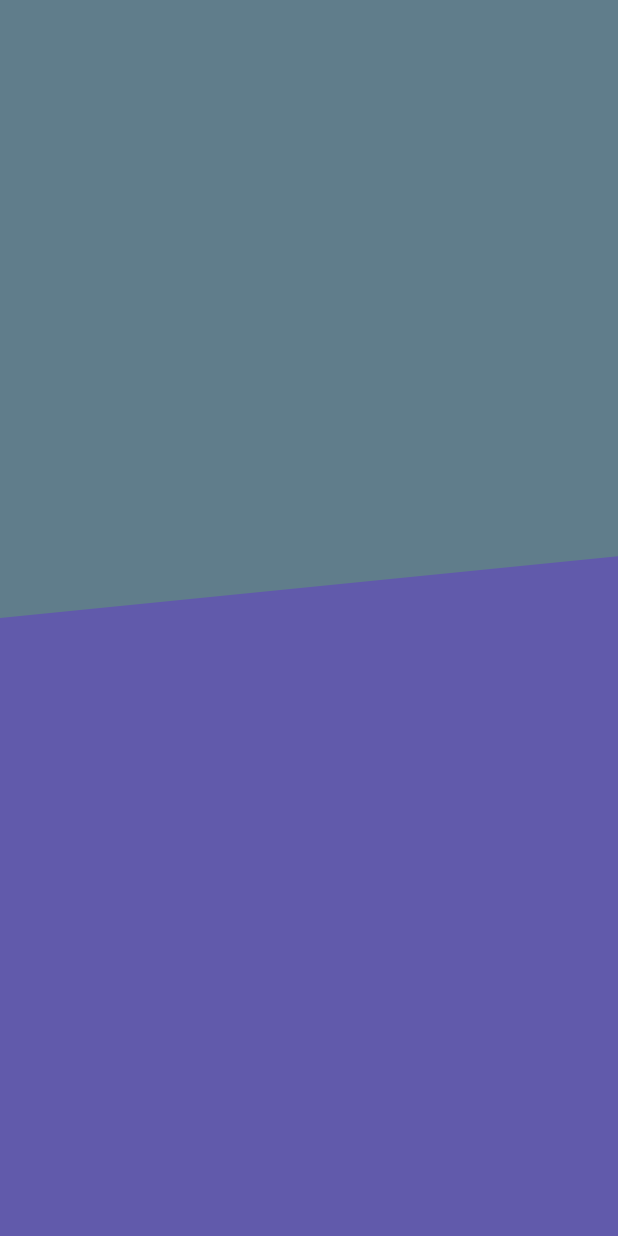
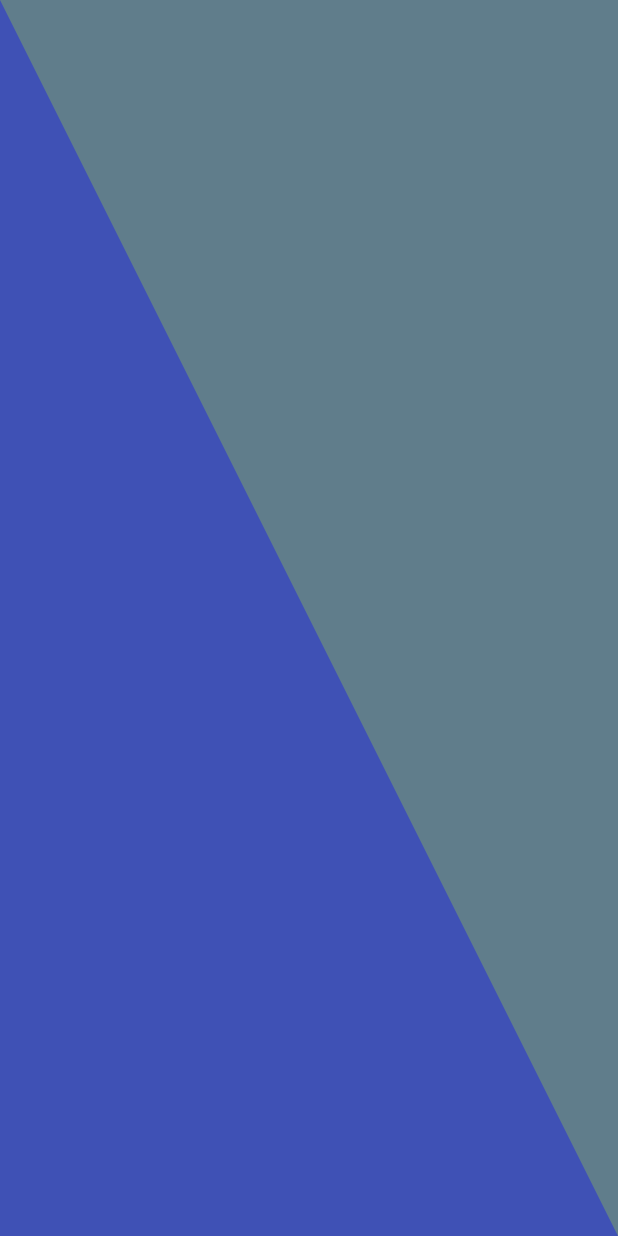
Before and after one commit to riverajosue/custom_painter, a Flutter app: the screen it shows after launch, on a phone screen of 412 x 824 dp. Run offline on Flutter 3.47's test engine with Material 2 defaults, Android fonts, the phone set to English and light mode, and no system bars.

Commit message:
header triangulo

```diff
--- a/lib/src/pages/home_page.dart
+++ b/lib/src/pages/home_page.dart
@@ -19,7 +19,7 @@ class _HomePageState extends State<HomePage> {
       /*appBar: AppBar(
         title: Text('Diseños App'),
       ),*/
-      body: DiagonalHeader()
+      body: TrianguleHeader()
     );
   }
 }
--- a/lib/src/widgets/header_widget.dart
+++ b/lib/src/widgets/header_widget.dart
@@ -45,6 +45,23 @@ class DiagonalHeader extends StatelessWidget {
   }
 }
 
+class TrianguleHeader extends StatelessWidget {
+  const TrianguleHeader({super.key});
+
+  @override
+  Widget build(BuildContext context) {
+    return Container(
+      width: double.infinity,
+      height: double.infinity,
+      color: Colors.blueGrey,
+      child: CustomPaint(painter: _triangulePainterHeader()),
+    );
+  }
+}
+
+
+
+
 class _diagonalPainterHeader extends CustomPainter {
   @override
   void paint(Canvas canvas, Size size) {
@@ -54,7 +71,6 @@ class _diagonalPainterHeader extends CustomPainter {
     final paint = Paint();
 
     ///Propiedades
-
     paint.color = Colors.blueGrey;
     paint.style = PaintingStyle.fill;
     paint.strokeWidth = 5;
@@ -76,3 +92,39 @@ class _diagonalPainterHeader extends CustomPainter {
     return true;
   }
 }
+
+class _triangulePainterHeader extends CustomPainter {
+  @override
+  void paint(Canvas canvas, Size size) {
+
+    ///lapi ///
+    final paint = Paint();
+
+    ///Propieades
+    paint.color = Colors.indigo;
+    paint.style = PaintingStyle.fill;
+    paint.strokeWidth = 5;
+
+    ///dibujar
+
+    final path = Path();
+
+    path.moveTo(0, 0);
+    path.lineTo(size.width, size.height);
+    path.lineTo(0, size.height);
+    path.lineTo(0, 0);
+
+canvas.drawPath(path, paint);
+
+
+
+
+  }
+
+  @override
+  bool shouldRepaint(covariant CustomPainter oldDelegate) {
+    // TODO: implement shouldRepaint
+    throw true;
+  }
+
+}
```
